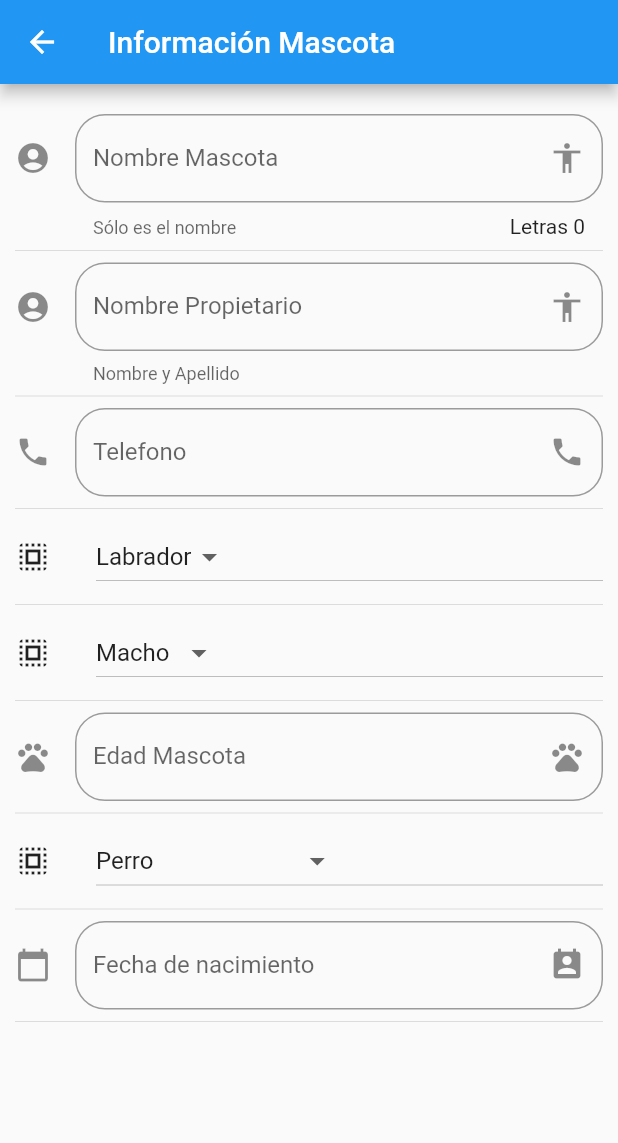
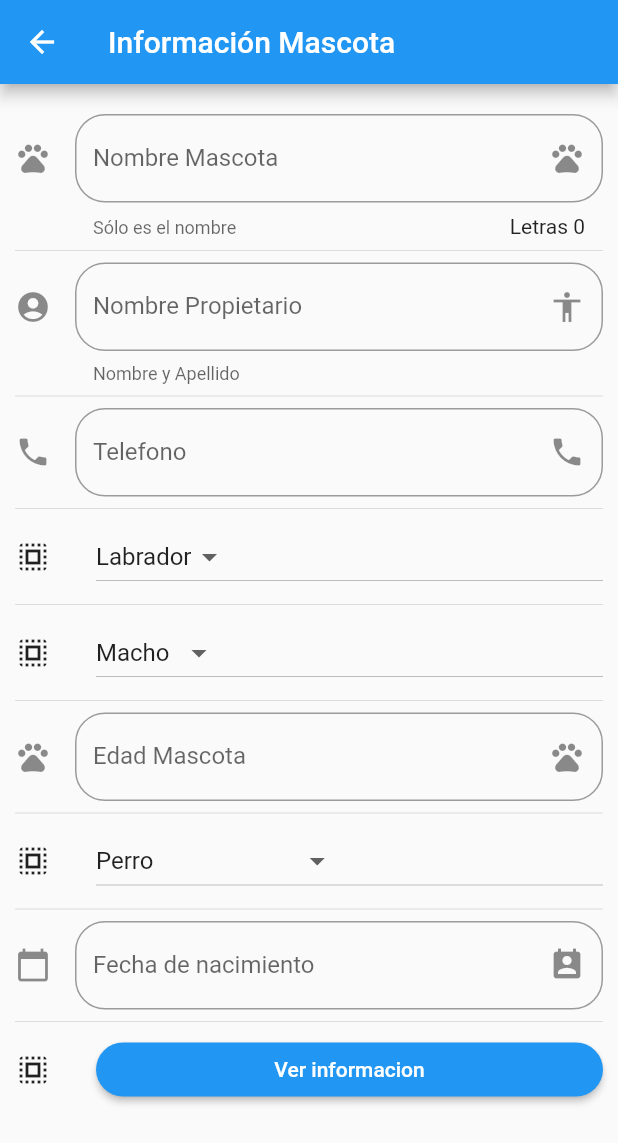
Before and after one commit to savendanom/Examen-parcial-PGVIII, a Flutter app: the FormMascotas screen opened by its route, on a phone screen of 412 x 824 dp. Shown: the top 1143 px of the screen. Run offline on Flutter 3.47's test engine with Material 2 defaults, Android fonts, the phone set to English and light mode, and no system bars.

Commit message:
Con botón de vista
Con botón de vista

```diff
--- a/lib/main.dart
+++ b/lib/main.dart
@@ -32,8 +32,6 @@ class MyApp extends StatelessWidget {
         return MaterialPageRoute(
           builder: ( BuildContext context ) => AlertPage()
         );
-
-
       },
 
     );
--- a/lib/src/pages/Form_mascotas.dart
+++ b/lib/src/pages/Form_mascotas.dart
@@ -32,7 +32,7 @@ Widget build(BuildContext context) {
     body: ListView(
       padding: EdgeInsets.symmetric(horizontal: 10.0, vertical: 20.0),
       children: <Widget>[
-        _crearInput(),
+        _crearnombrem(),
         Divider(),
         _crearnombrepropietario(),
         Divider(),
@@ -48,15 +48,16 @@ Widget build(BuildContext context) {
         Divider(),
         _crearFecha( context ),
         Divider(),
+        _crearbuild(context),
         ],
     ),
   );
 }
 
-Widget _crearInput() {
+Widget _crearnombrem() {
 return TextField(
     // autofocus: true,
-    textCapitalization: TextCapitalization.sentences,
+    keyboardType: TextInputType.text,
     decoration: InputDecoration(
       border: OutlineInputBorder(
         borderRadius: BorderRadius.circular(20.0)),
@@ -64,8 +65,8 @@ return TextField(
       hintText: 'Nombre Mascota',
       labelText: 'Nombre Mascota',
       helperText: 'Sólo es el nombre',
-      suffixIcon: Icon( Icons.accessibility ),
-      icon: Icon( Icons.account_circle )
+      suffixIcon: Icon( Icons.pets ),
+      icon: Icon( Icons.pets )
     ),
     onChanged: (valor){
       setState(() {
@@ -73,11 +74,11 @@ return TextField(
       });
     },
   );
+}
 
-}
 Widget _crearnombrepropietario() {
     return TextField(
-        keyboardType: TextInputType.emailAddress,
+        keyboardType: TextInputType.text,
         decoration: InputDecoration(
             border:
                 OutlineInputBorder(borderRadius: BorderRadius.circular(20.0)),
@@ -93,7 +94,7 @@ Widget _crearnombrepropietario() {
 
 Widget _creartelefono() {
     return TextField(
-        obscureText: true,
+        keyboardType: TextInputType.phone,
         decoration: InputDecoration(
             border:
                 OutlineInputBorder(borderRadius: BorderRadius.circular(20.0)),
@@ -108,7 +109,7 @@ Widget _crearnombrepropietario() {
 
 Widget _crearedad() {
     return TextField(
-        obscureText: true,
+        keyboardType: TextInputType.number,
         decoration: InputDecoration(
             border:
                 OutlineInputBorder(borderRadius: BorderRadius.circular(20.0)),
@@ -120,7 +121,6 @@ Widget _crearnombrepropietario() {
               _edad = valor;
             }));
 }
-
 
 Widget _crearFecha(BuildContext context) {
     return TextField(
@@ -138,7 +138,6 @@ Widget _crearnombrepropietario() {
       },
     );
   }
-
   _selectDate(BuildContext context) async {
     DateTime picked = await showDatePicker(
         context: context,
@@ -156,9 +155,7 @@ Widget _crearnombrepropietario() {
 }
 
 List<DropdownMenuItem<String>> getOpcionesDropdown() {
-
 List<DropdownMenuItem<String>> lista = new List();
-
     _sexos.forEach((sexo) {
           lista.add(DropdownMenuItem(
           child: Text(sexo),
@@ -167,8 +164,8 @@ Widget _crearnombrepropietario() {
      });
       return lista;
 }
+
   List<DropdownMenuItem<String>> getOpcionesDropdown1() {
-
   List<DropdownMenuItem<String>> lista1 = new List();
       _razas.forEach((raza) {
       lista1.add(DropdownMenuItem(
@@ -188,7 +185,6 @@ List<DropdownMenuItem<String>> lista2 = new List();
     });
      return lista2;
  }
-
 Widget _crearsexo() {
     return Row(
       children: <Widget>[
@@ -249,11 +245,66 @@ List<DropdownMenuItem<String>> lista2 = new List();
     );
 }
 
-  // Widget _crearPersona() {
-  //   return ListTile(
-  //     title: Text('Nombre es: $_nombre'),
-  //     subtitle: Text('Email: $_email'),
-  //     trailing: Text(_opcionSeleccionada),
-  //   );
-  // }
+Widget _crearbuild(BuildContext context) {
+    return Row(
+    children: <Widget>[
+      Icon(Icons.select_all),
+      SizedBox(width: 30.0),
+      Expanded(
+      child: RaisedButton(
+        child: Text('Ver informacion'),
+        color: Colors.blue,
+        textColor: Colors.white,
+        shape: StadiumBorder(),
+        onPressed: () => _mostrarAlert(context),
+      ),
+    // floatingActionButton: FloatingActionButton(
+    //   child: Icon(Icons.add_location),
+    //   onPressed: () {
+    //     Navigator.pop(context);
+    //   },
+    ),
+    ],
+  );
 }
+
+void _mostrarAlert(BuildContext context) {
+  showDialog(
+      context: context,
+      barrierDismissible: true,
+      builder: (context) {
+        return AlertDialog(
+          shape:
+              RoundedRectangleBorder(borderRadius: BorderRadius.circular(20.0)),
+          title: Text('Datos Mascota'),
+          content: Column(
+            mainAxisSize: MainAxisSize.min,
+            children: <Widget>[
+              Text('Nombre Propietario:'),Text('$_nombrepropietario'),
+              Text('Telefono:'),Text('$_telefonod'),
+              Text('Datos Mascota:'),Text('$_nombre'),
+              Text('$_opcionraza'),
+              Text('$_opcionsexo'),
+              Text('$_edad Años'),
+              Text('$_opciontipo'),
+              Text('$_fecha'),
+             // FlutterLogo(size: 100.0)
+            ],
+          ),
+          actions: <Widget>[
+            FlatButton(
+              child: Text('Editar'),
+              onPressed: () => Navigator.of(context).pop(),
+            ),
+            FlatButton(
+              child: Text('Guardar'),
+              onPressed: () {
+                Navigator.of(context).pop();
+
+              },
+            ),
+          ],
+        );
+      });
+}
+}
--- a/lib/src/pages/alert_page.dart
+++ b/lib/src/pages/alert_page.dart
@@ -60,12 +60,7 @@ class AlertPage extends StatelessWidget {
             ),
           ],
         );
-
       }
-
     );
-
-
   }
-
 }
```
Lines whose indentation alone changed are shown as unchanged.
